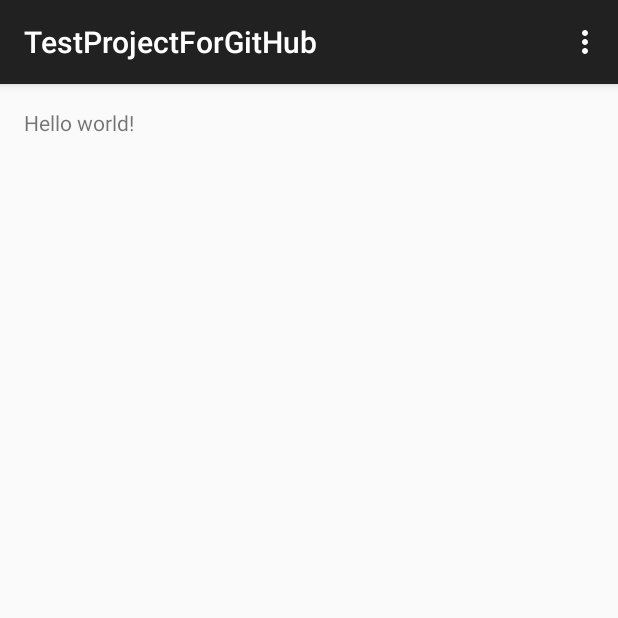
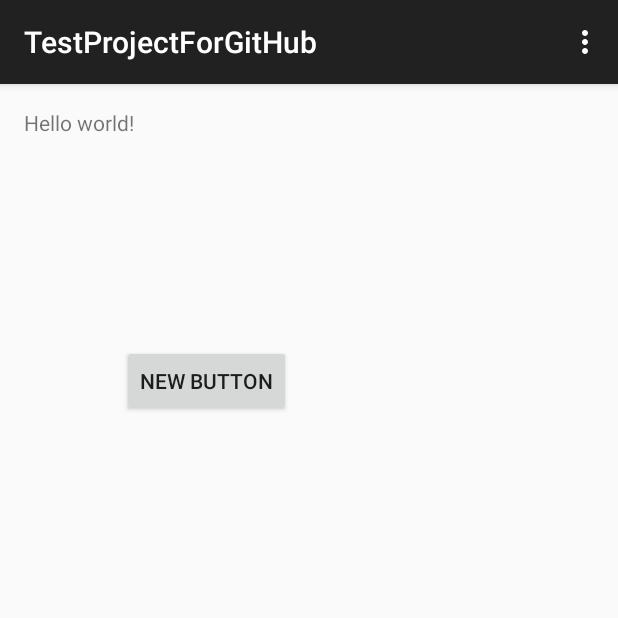
Before and after one commit to bmethnani/testandroid, an Android app: the screen it shows after launch (MainActivity), on a phone screen of 412 x 824 dp, the top half of it. Run offline under Robolectric (Android 15) with nearby library versions, the phone set to English and light mode, and no system bars.

Commit message:
Added a button to the main view

```diff
--- a/app/src/main/java/com/example/root/testprojectforgithub/MainActivity.java
+++ b/app/src/main/java/com/example/root/testprojectforgithub/MainActivity.java
@@ -4,13 +4,25 @@ import android.support.v7.app.AppCompatActivity;
 import android.os.Bundle;
 import android.view.Menu;
 import android.view.MenuItem;
+import android.view.View;
+import android.widget.Button;
+import android.widget.Toast;
 
 public class MainActivity extends AppCompatActivity {
 
+    Button mbutton;
     @Override
     protected void onCreate(Bundle savedInstanceState) {
         super.onCreate(savedInstanceState);
         setContentView(R.layout.activity_main);
+        mbutton = (Button) findViewById(R.id.button);
+        mbutton.setOnClickListener(new View.OnClickListener() {
+            @Override
+            public void onClick(View v) {
+
+                Toast.makeText(getApplicationContext(),"this is spata !!",Toast.LENGTH_LONG);
+            }
+        });
     }
 
     @Override
--- a/app/src/main/res/layout/activity_main.xml
+++ b/app/src/main/res/layout/activity_main.xml
@@ -8,4 +8,16 @@
     <TextView android:text="@string/hello_world" android:layout_width="wrap_content"
         android:layout_height="wrap_content" />
 
+    <Button
+        android:layout_width="wrap_content"
+        android:layout_height="wrap_content"
+        android:text="New Button"
+        android:id="@+id/button"
+        android:layout_alignParentTop="true"
+        android:layout_alignParentLeft="true"
+        android:layout_alignParentStart="true"
+        android:layout_marginLeft="65dp"
+        android:layout_marginStart="65dp"
+        android:layout_marginTop="158dp" />
+
 </RelativeLayout>
```
